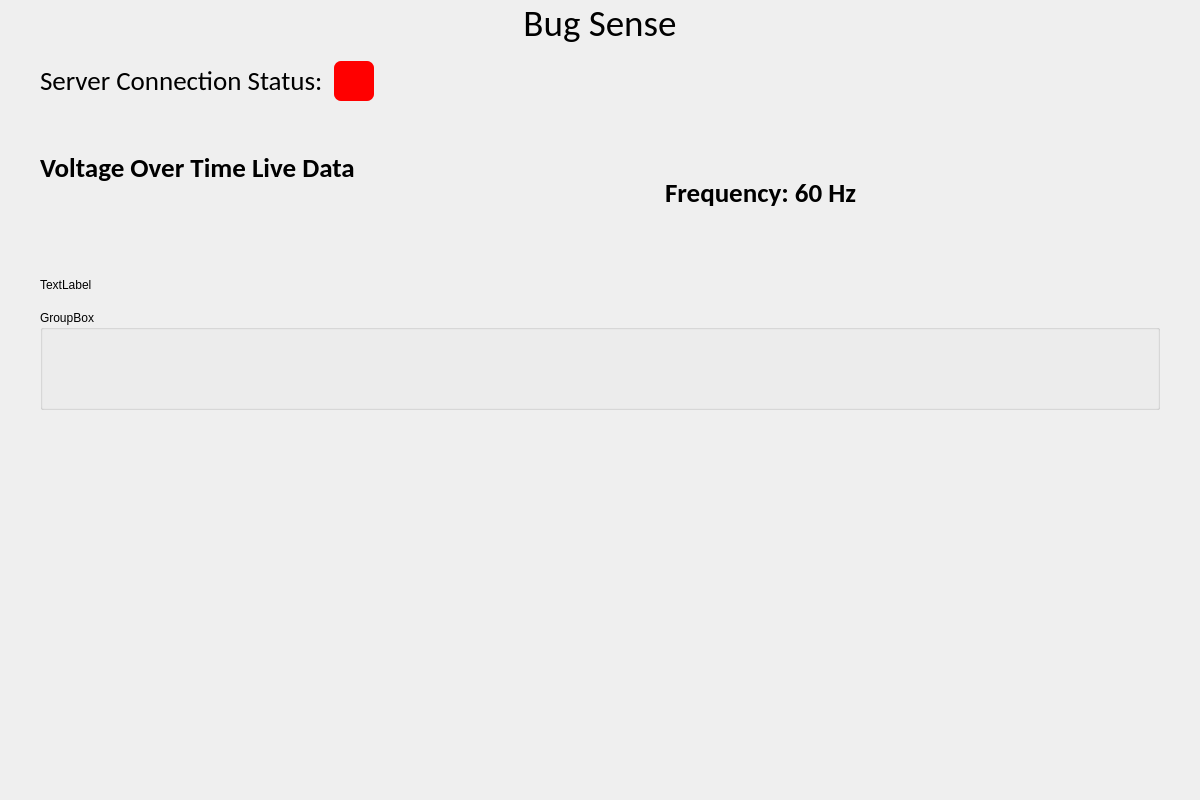
Old version of the form ui-interface/src/main_window.ui in the repository biirdrat/bug-sense.
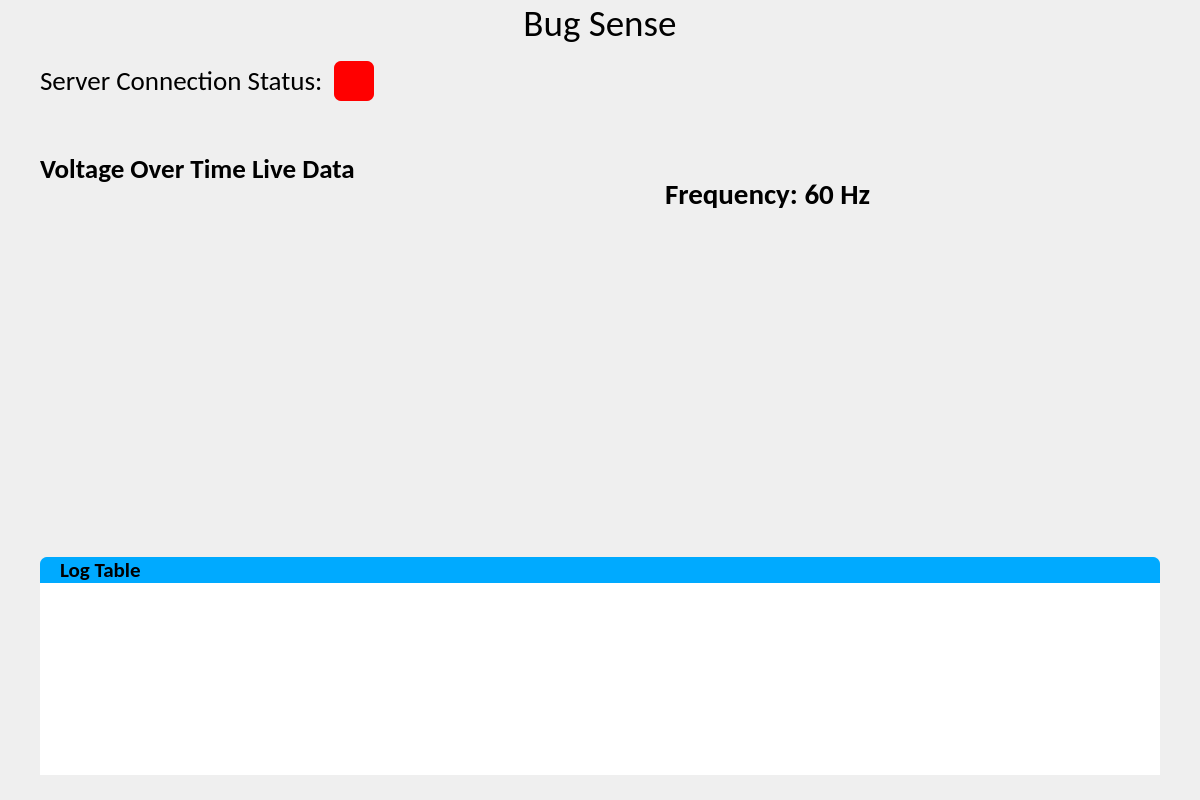
New version of the form.

Commit message: feat: add log table

Patch:
```diff
--- a/ui-interface/src/main_window.ui
+++ b/ui-interface/src/main_window.ui
@@ -25,6 +25,14 @@
     background-color: rgb(255, 0, 0);
 	border-radius: 7px;
 }
+
+QLabel#log_label
+{
+	background-color: rgb(0, 170, 255);
+	border-top-left-radius: 7px;
+	border-top-right-radius: 7px;
+	padding-left: 15px;
+}
 </string>
   </property>
   <widget class="QWidget" name="centralwidget">
@@ -122,32 +130,6 @@
         </layout>
        </widget>
       </item>
-      <item row="6" column="0">
-       <spacer name="verticalSpacer">
-        <property name="orientation">
-         <enum>Qt::Vertical</enum>
-        </property>
-        <property name="sizeHint" stdset="0">
-         <size>
-          <width>20</width>
-          <height>40</height>
-         </size>
-        </property>
-       </spacer>
-      </item>
-      <item row="5" column="0">
-       <widget class="QGroupBox" name="groupBox">
-        <property name="minimumSize">
-         <size>
-          <width>0</width>
-          <height>100</height>
-         </size>
-        </property>
-        <property name="title">
-         <string>GroupBox</string>
-        </property>
-       </widget>
-      </item>
       <item row="2" column="0">
        <widget class="QFrame" name="body_frame">
         <property name="sizePolicy">
@@ -203,7 +185,7 @@
              <number>50</number>
             </property>
             <property name="bottomMargin">
-             <number>50</number>
+             <number>0</number>
             </property>
             <property name="spacing">
              <number>0</number>
@@ -344,7 +326,7 @@
                  <property name="font">
                   <font>
                    <family>Calibri</family>
-                   <pointsize>20</pointsize>
+                   <pointsize>22</pointsize>
                    <weight>75</weight>
                    <bold>true</bold>
                   </font>
@@ -513,7 +495,7 @@
         </layout>
        </widget>
       </item>
-      <item row="3" column="0">
+      <item row="4" column="0">
        <widget class="QFrame" name="footer_frame">
         <property name="sizePolicy">
          <sizepolicy hsizetype="Minimum" vsizetype="Minimum">
@@ -544,21 +526,81 @@
           <number>0</number>
          </property>
          <item row="1" column="0">
-          <widget class="QLabel" name="label_3">
-           <property name="minimumSize">
-            <size>
-             <width>0</width>
-             <height>50</height>
-            </size>
+          <widget class="QTableWidget" name="log_table">
+           <property name="sizePolicy">
+            <sizepolicy hsizetype="Preferred" vsizetype="Preferred">
+             <horstretch>0</horstretch>
+             <verstretch>0</verstretch>
+            </sizepolicy>
+           </property>
+           <property name="focusPolicy">
+            <enum>Qt::NoFocus</enum>
+           </property>
+           <property name="frameShape">
+            <enum>QFrame::NoFrame</enum>
+           </property>
+           <property name="frameShadow">
+            <enum>QFrame::Plain</enum>
+           </property>
+           <attribute name="horizontalHeaderVisible">
+            <bool>false</bool>
+           </attribute>
+           <attribute name="horizontalHeaderHighlightSections">
+            <bool>true</bool>
+           </attribute>
+           <attribute name="horizontalHeaderStretchLastSection">
+            <bool>true</bool>
+           </attribute>
+           <attribute name="verticalHeaderVisible">
+            <bool>true</bool>
+           </attribute>
+           <attribute name="verticalHeaderStretchLastSection">
+            <bool>true</bool>
+           </attribute>
+           <column>
+            <property name="text">
+             <string>Log Messages</string>
+            </property>
+           </column>
+          </widget>
+         </item>
+         <item row="0" column="0">
+          <widget class="QLabel" name="log_label">
+           <property name="sizePolicy">
+            <sizepolicy hsizetype="Minimum" vsizetype="Minimum">
+             <horstretch>0</horstretch>
+             <verstretch>0</verstretch>
+            </sizepolicy>
+           </property>
+           <property name="font">
+            <font>
+             <family>Calibri</family>
+             <pointsize>16</pointsize>
+             <weight>75</weight>
+             <bold>true</bold>
+            </font>
            </property>
            <property name="text">
-            <string>TextLabel</string>
+            <string>Log Table</string>
            </property>
           </widget>
          </item>
         </layout>
        </widget>
       </item>
+      <item row="3" column="0">
+       <spacer name="verticalSpacer">
+        <property name="orientation">
+         <enum>Qt::Vertical</enum>
+        </property>
+        <property name="sizeHint" stdset="0">
+         <size>
+          <width>20</width>
+          <height>40</height>
+         </size>
+        </property>
+       </spacer>
+      </item>
      </layout>
     </item>
    </layout>
```
